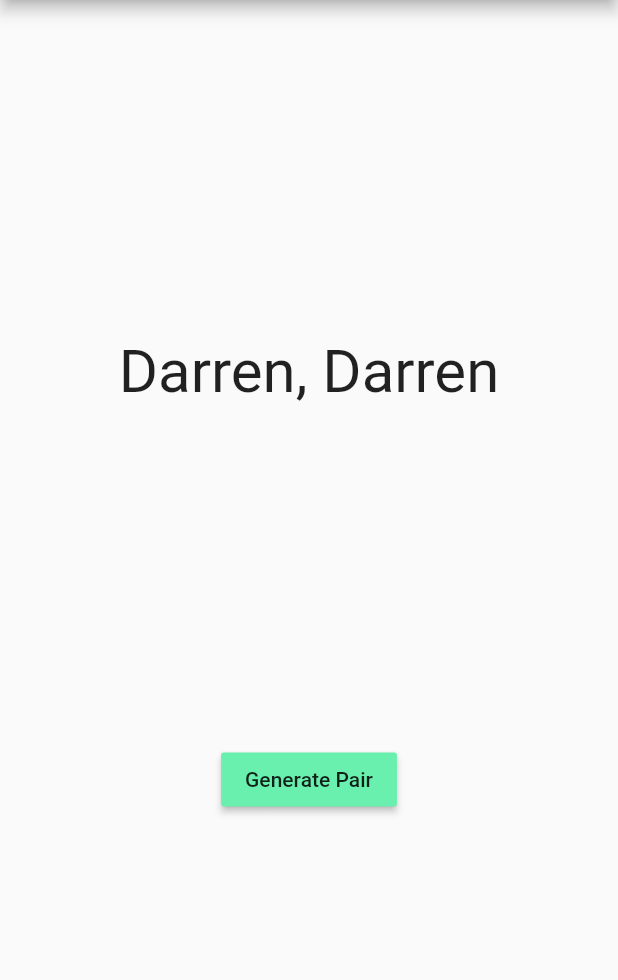
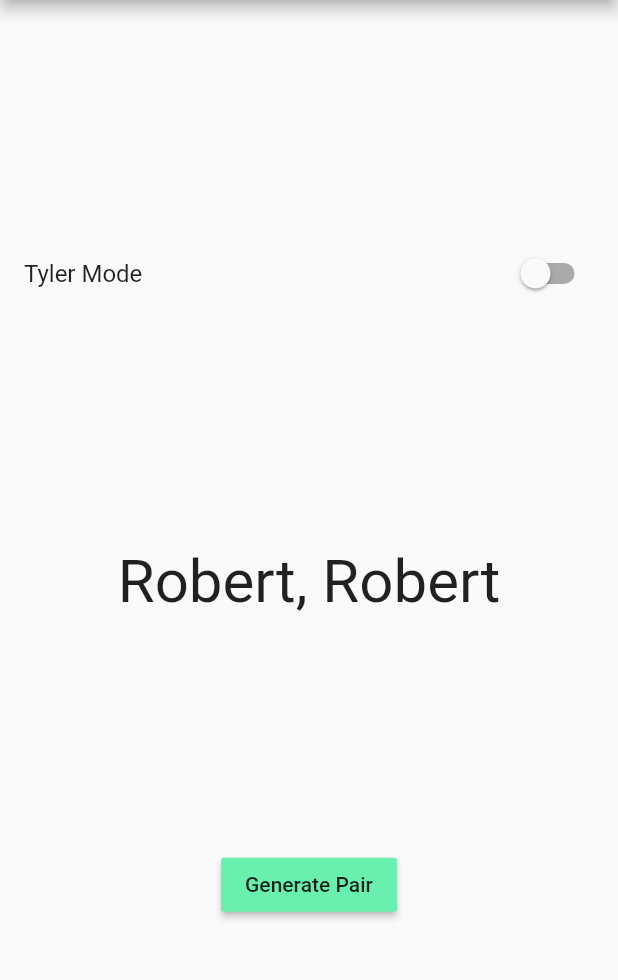
Before and after one commit to ninjawarrior1337/vertrandomize-flutter, a Flutter app: the screen it shows after launch, after a tap on "Generate Pair", on a phone screen of 412 x 824 dp, the part 84-1064 px from its top. Run offline on Flutter 3.47's test engine with Material 2 defaults, Android fonts, the phone set to English and light mode, and no system bars.

Commit message:
Reintegrated tylermode

```diff
--- a/lib/pages/landing.dart
+++ b/lib/pages/landing.dart
@@ -14,9 +14,19 @@ class _landingPage extends State<landingPage>
   String finalVal = "Press Button Below";
   Color cbc = Colors.blue;
 
+  bool tylerSwitch = false;
+
+  int getNextInt()
+  {
+    if (tylerSwitch)
+      return 10;
+    else
+      return 9;
+  }
+
   int getRand()
   {
-    return new Random().nextInt(people.length);
+    return new Random().nextInt(getNextInt());
   }
 
   void _pressCode(){
@@ -24,12 +34,12 @@ class _landingPage extends State<landingPage>
     people[1] = ("Jenna");
     people[2] = ("Bryan");
     people[3] = ("Jaxon");
-    people[4] = ("Tyler");
+    people[4] = ("Brandon");
     people[5] = ("Jesus");
     people[6] = ("Johnny");
     people[7] = ("Robert");
     people[8] = ("Shiraz");
-    people[9] = ("Brandon");
+    people[9] = ("Tyler");
 
     setState((){
       finalVal = '${people[getRand()]}, ${people[getRand()]}';
@@ -57,6 +67,19 @@ class _landingPage extends State<landingPage>
           mainAxisAlignment: MainAxisAlignment.spaceEvenly,
           children: <Widget>[
             new Center(
+              child: new SwitchListTile(
+                  value: tylerSwitch,
+                  onChanged: (bool value) {
+                    setState(() {
+                      tylerSwitch = value;
+                    }
+                    );
+                    },
+                  title: new Text("Tyler Mode"),
+              ),
+
+            ),
+            new Center(
               child: new Text(
                   finalVal,
                 style: new TextStyle(
```
